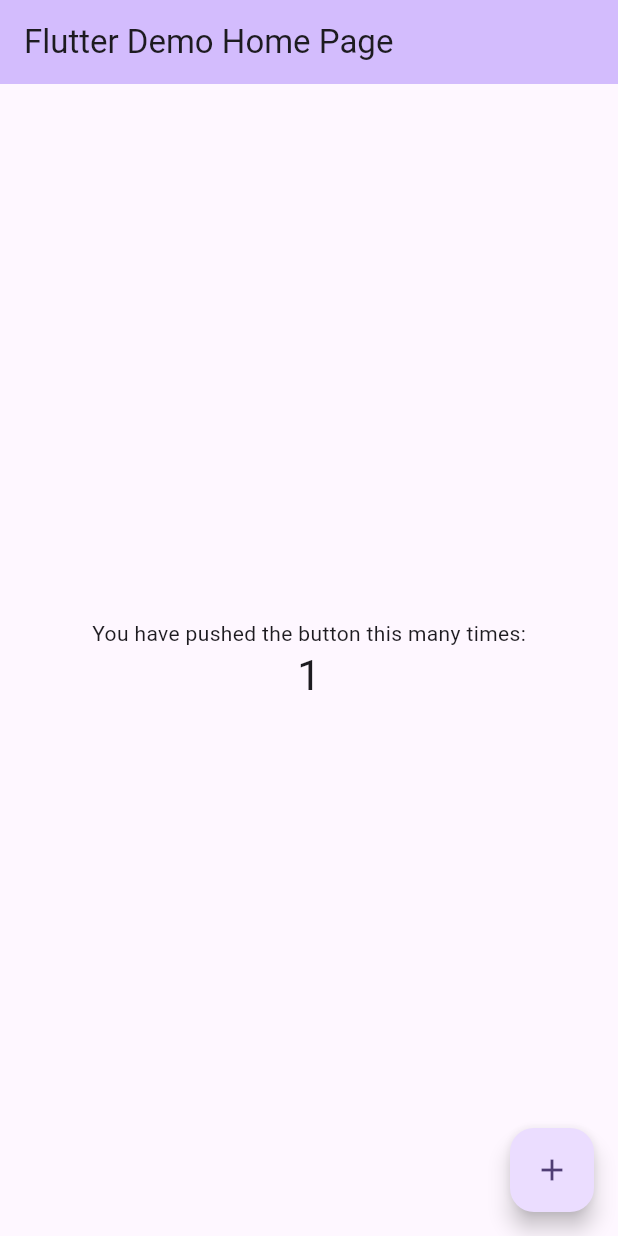
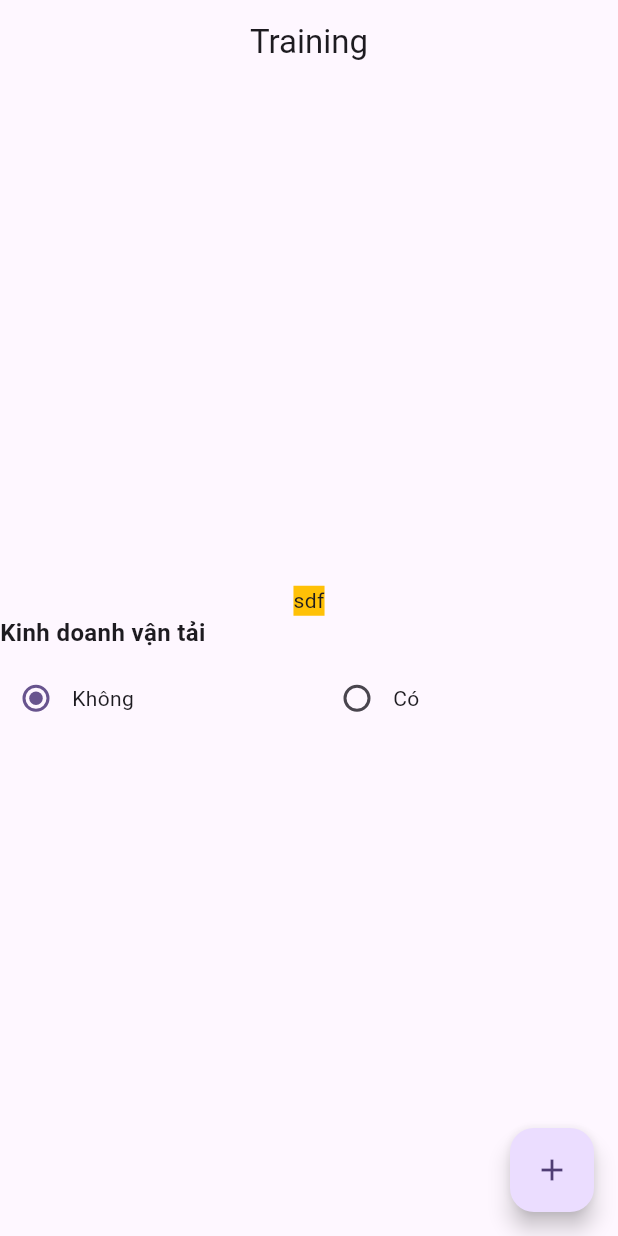
Before and after one commit to HoangKhoi1005/training, a Flutter app: the screen it shows after launch, after a tap on the "add" icon, on a phone screen of 412 x 824 dp. Run offline on Flutter 3.47's test engine with Material 3 defaults, Android fonts, the phone set to English and light mode, and no system bars.

Commit message:
AÄdd random title

```diff
--- /dev/null
+++ b/lib/app.dart
@@ -0,0 +1,24 @@
+import 'package:flutter/material.dart';
+
+import 'screen/home.dart';
+
+class MyApp extends StatefulWidget {
+  const MyApp({super.key});
+
+  @override
+  State<MyApp> createState() => _MyAppState();
+}
+
+class _MyAppState extends State<MyApp> {
+  @override
+  Widget build(BuildContext context) {
+    return MaterialApp(
+      title: 'Training',
+      theme: ThemeData(
+        colorScheme: ColorScheme.fromSeed(seedColor: Colors.deepPurple),
+        useMaterial3: true,
+      ),
+      home: const HomeScreen(),
+    );
+  }
+}
--- a/lib/main.dart
+++ b/lib/main.dart
@@ -1,125 +1,128 @@
 import 'package:flutter/material.dart';
+
+import 'app.dart';
 
 void main() {
   runApp(const MyApp());
 }
 
-class MyApp extends StatelessWidget {
-  const MyApp({super.key});
-
-  // This widget is the root of your application.
-  @override
-  Widget build(BuildContext context) {
-    return MaterialApp(
-      title: 'Flutter Demo',
-      theme: ThemeData(
-        // This is the theme of your application.
+// class MyApp extends StatelessWidget {
+//   const MyApp({super.key});
 //
-        // TRY THIS: Try running your application with "flutter run". You'll see
-        // the application has a purple toolbar. Then, without quitting the app,
-        // try changing the seedColor in the colorScheme below to Colors.green
-        // and then invoke "hot reload" (save your changes or press the "hot
-        // reload" button in a Flutter-supported IDE, or press "r" if you used
-        // the command line to start the app).
+//   // This widget is the root of your application.
+//   @override
+//   Widget build(BuildContext context) {
+//     return MaterialApp(
+//       title: 'Flutter Demo',
+//       theme: ThemeData(
+//         // This is the theme of your application.
+//         //
+//         // TRY THIS: Try running your application with "flutter run". You'll see
+//         // the application has a purple toolbar. Then, without quitting the app,
+//         // try changing the seedColor in the colorScheme below to Colors.green
+//         // and then invoke "hot reload" (save your changes or press the "hot
+//         // reload" button in a Flutter-supported IDE, or press "r" if you used
+//         // the command line to start the app).
+//         //
+//         // Notice that the counter didn't reset back to zero; the application
+//         // state is not lost during the reload. To reset the state, use hot
+//         // restart instead.
+//         //
+//         // This works for code too, not just values: Most code changes can be
+//         // tested with just a hot reload.
+//         colorScheme: ColorScheme.fromSeed(seedColor: Colors.deepPurple),
+//         useMaterial3: true,
+//       ),
+//       home: const MyHomePage(title: 'Flutter Demo Home Page'),
+//     );
+//   }
+// }
 //
-        // Notice that the counter didn't reset back to zero; the application
-        // state is not lost during the reload. To reset the state, use hot
-        // restart instead.
+// class MyHomePage extends StatefulWidget {
+//   const MyHomePage({super.key, required this.title});
 //
-        // This works for code too, not just values: Most code changes can be
-        // tested with just a hot reload.
-        colorScheme: ColorScheme.fromSeed(seedColor: Colors.deepPurple),
-        useMaterial3: true,
-      ),
-      home: const MyHomePage(title: 'Flutter Demo Home Page'),
-    );
-  }
-}
-
-class MyHomePage extends StatefulWidget {
-  const MyHomePage({super.key, required this.title});
-
-  // This widget is the home page of your application. It is stateful, meaning
-  // that it has a State object (defined below) that contains fields that affect
-  // how it looks.
-
-  // This class is the configuration for the state. It holds the values (in this
-  // case the title) provided by the parent (in this case the App widget) and
-  // used by the build method of the State. Fields in a Widget subclass are
-  // always marked "final".
-
-  final String title;
-
-  @override
-  State<MyHomePage> createState() => _MyHomePageState();
-}
-
-class _MyHomePageState extends State<MyHomePage> {
-  int _counter = 0;
-
-  void _incrementCounter() {
-    setState(() {
-      // This call to setState tells the Flutter framework that something has
-      // changed in this State, which causes it to rerun the build method below
-      // so that the display can reflect the updated values. If we changed
-      // _counter without calling setState(), then the build method would not be
-      // called again, and so nothing would appear to happen.
-      _counter++;
-    });
-  }
-
-  @override
-  Widget build(BuildContext context) {
-    // This method is rerun every time setState is called, for instance as done
-    // by the _incrementCounter method above.
+//   // This widget is the home page of your application. It is stateful, meaning
+//   // that it has a State object (defined below) that contains fields that affect
+//   // how it looks.
 //
-    // The Flutter framework has been optimized to make rerunning build methods
-    // fast, so that you can just rebuild anything that needs updating rather
-    // than having to individually change instances of widgets.
-    return Scaffold(
-      appBar: AppBar(
-        // TRY THIS: Try changing the color here to a specific color (to
-        // Colors.amber, perhaps?) and trigger a hot reload to see the AppBar
-        // change color while the other colors stay the same.
-        backgroundColor: Theme.of(context).colorScheme.inversePrimary,
-        // Here we take the value from the MyHomePage object that was created by
-        // the App.build method, and use it to set our appbar title.
-        title: Text(widget.title),
-      ),
-      body: Center(
-        // Center is a layout widget. It takes a single child and positions it
-        // in the middle of the parent.
-        child: Column(
-          // Column is also a layout widget. It takes a list of children and
-          // arranges them vertically. By default, it sizes itself to fit its
-          // children horizontally, and tries to be as tall as its parent.
+//   // This class is the configuration for the state. It holds the values (in this
+//   // case the title) provided by the parent (in this case the App widget) and
+//   // used by the build method of the State. Fields in a Widget subclass are
+//   // always marked "final".
 //
-          // Column has various properties to control how it sizes itself and
-          // how it positions its children. Here we use mainAxisAlignment to
-          // center the children vertically; the main axis here is the vertical
-          // axis because Columns are vertical (the cross axis would be
-          // horizontal).
+//   final String title;
 //
-          // TRY THIS: Invoke "debug painting" (choose the "Toggle Debug Paint"
-          // action in the IDE, or press "p" in the console), to see the
-          // wireframe for each widget.
-          mainAxisAlignment: MainAxisAlignment.center,
-          children: <Widget>[
-            const Text(
-              'You have pushed the button this many times:',
-            ),
-            Text(
-              '$_counter',
-              style: Theme.of(context).textTheme.headlineMedium,
-            ),
-          ],
-        ),
-      ),
-      floatingActionButton: FloatingActionButton(
-        onPressed: _incrementCounter,
-        tooltip: 'Increment',
-        child: const Icon(Icons.add),
-      ), // This trailing comma makes auto-formatting nicer for build methods.
-    );
-  }
-}
+//   @override
+//   State<MyHomePage> createState() => _MyHomePageState();
+// }
+//
+// class _MyHomePageState extends State<MyHomePage> {
+//   int _counter = 0;
+//
+//   void _incrementCounter() {
+//     setState(() {
+//       // This call to setState tells the Flutter framework that something has
+//       // changed in this State, which causes it to rerun the build method below
+//       // so that the display can reflect the updated values. If we changed
+//       // _counter without calling setState(), then the build method would not be
+//       // called again, and so nothing would appear to happen.
+//       _counter++;
+//     });
+//     // _counter++;
+//   }
+//
+//   @override
+//   Widget build(BuildContext context) {
+//     // This method is rerun every time setState is called, for instance as done
+//     // by the _incrementCounter method above.
+//     //
+//     // The Flutter framework has been optimized to make rerunning build methods
+//     // fast, so that you can just rebuild anything that needs updating rather
+//     // than having to individually change instances of widgets.
+//     return Scaffold(
+//       appBar: AppBar(
+//         // TRY THIS: Try changing the color here to a specific color (to
+//         // Colors.amber, perhaps?) and trigger a hot reload to see the AppBar
+//         // change color while the other colors stay the same.
+//         backgroundColor: Theme.of(context).colorScheme.inversePrimary,
+//         // Here we take the value from the MyHomePage object that was created by
+//         // the App.build method, and use it to set our appbar title.
+//         title: Text(widget.title),
+//       ),
+//       body: Center(
+//         // Center is a layout widget. It takes a single child and positions it
+//         // in the middle of the parent.
+//         child: Column(
+//           // Column is also a layout widget. It takes a list of children and
+//           // arranges them vertically. By default, it sizes itself to fit its
+//           // children horizontally, and tries to be as tall as its parent.
+//           //
+//           // Column has various properties to control how it sizes itself and
+//           // how it positions its children. Here we use mainAxisAlignment to
+//           // center the children vertically; the main axis here is the vertical
+//           // axis because Columns are vertical (the cross axis would be
+//           // horizontal).
+//           //
+//           // TRY THIS: Invoke "debug painting" (choose the "Toggle Debug Paint"
+//           // action in the IDE, or press "p" in the console), to see the
+//           // wireframe for each widget.
+//           mainAxisAlignment: MainAxisAlignment.center,
+//           children: <Widget>[
+//             const Text(
+//               'You have pushed the button this many times:',
+//             ),
+//             Text(
+//               '$_counter',
+//               style: Theme.of(context).textTheme.headlineMedium,
+//             ),
+//           ],
+//         ),
+//       ),
+//       floatingActionButton: FloatingActionButton(
+//         onPressed: _incrementCounter,
+//         tooltip: 'Increment',
+//         child: const Icon(Icons.add),
+//       ), // This trailing comma makes auto-formatting nicer for build methods.
+//     );
+//   }
+// }
--- /dev/null
+++ b/lib/screen/home.dart
@@ -0,0 +1,68 @@
+import 'dart:math';
+
+import 'package:flutter/material.dart';
+import 'package:training/widget/section.dart';
+
+class HomeScreen extends StatefulWidget {
+  const HomeScreen({super.key});
+
+  @override
+  State<HomeScreen> createState() => _HomeScreenState();
+}
+
+class _HomeScreenState extends State<HomeScreen> {
+  bool isActive = false;
+
+  List<String> list = ['fdsfsdfds','sdf','fsdfdsfsdgbdbwebweebweb'];
+  int index = 0;
+
+  void onChanged(bool? value) {
+    setState(() {
+      isActive = value!;
+    });
+  }
+
+  void randomTitle() {
+    if(list.isEmpty) return;
+    setState(() {
+      int newIndex;
+      do {
+        newIndex = Random().nextInt(list.length);
+      } while (newIndex == index);
+      index = newIndex;
+    });
+  }
+
+  @override
+  Widget build(BuildContext context) {
+    return Scaffold(
+      appBar: AppBar(
+        title: const Text('Training'),
+        centerTitle: true,
+      ),
+      body: Column(
+        mainAxisAlignment: MainAxisAlignment.center,
+        crossAxisAlignment: CrossAxisAlignment.center,
+        // mainAxisSize: MainAxisSize.min,
+        children: [
+          ColoredBox(
+            color: Colors.amber,
+            child: Text(
+              list.isEmpty ? 'Danh sách trống' : list[index],
+              textAlign: TextAlign.center,
+            ),
+          ),
+          SectionWidget(
+            isActive: isActive,
+            onChanged: onChanged,
+          ),
+        ],
+      ),
+      floatingActionButton: FloatingActionButton(
+        onPressed: randomTitle,
+        tooltip: 'Increment',
+        child: const Icon(Icons.add),
+      ),
+    );
+  }
+}
--- /dev/null
+++ b/lib/widget/radio_text.dart
@@ -0,0 +1,43 @@
+import 'package:flutter/material.dart';
+
+class RadioText extends StatelessWidget {
+  const RadioText({
+    super.key,
+    required this.value,
+    required this.groupValue,
+    required this.onChanged,
+  });
+
+  final bool value;
+
+  final bool groupValue;
+
+  final void Function(bool?) onChanged;
+
+  @override
+  Widget build(BuildContext context) {
+
+    void onTap() {
+      onChanged(value);
+    }
+
+    final label = value ? 'Có' : 'Không';
+
+    return GestureDetector(
+      onTap: onTap,
+      child: Row(
+        children: [
+          Radio(
+            value: value,
+            groupValue: groupValue,
+            onChanged: onChanged,
+          ),
+          GestureDetector(
+            onTap: onTap,
+            child: Text(label),
+          ),
+        ],
+      ),
+    );
+  }
+}
--- /dev/null
+++ b/lib/widget/section.dart
@@ -0,0 +1,50 @@
+import 'package:flutter/material.dart';
+import 'package:training/widget/radio_text.dart';
+
+class SectionWidget extends StatelessWidget {
+  const SectionWidget({
+    super.key,
+    required this.isActive,
+    required this.onChanged,
+  });
+
+  final bool isActive;
+
+  final void Function(bool?) onChanged;
+
+  @override
+  Widget build(BuildContext context) {
+    return Column(
+      crossAxisAlignment: CrossAxisAlignment.start,
+      children: [
+        Text(
+          'Kinh doanh vận tải',
+          style: TextStyle(
+            fontWeight: FontWeight.w600,
+            fontSize: 16,
+          ),
+        ),
+        SizedBox(height: 8),
+        Row(
+          children: [
+            Expanded(
+              child: RadioText(
+                value: false,
+                groupValue: isActive,
+                onChanged: onChanged,
+              ),
+            ),
+            SizedBox(width: 16),
+            Expanded(
+              child: RadioText(
+                value: true,
+                groupValue: isActive,
+                onChanged: onChanged,
+              ),
+            ),
+          ],
+        )
+      ],
+    );
+  }
+}
```
Also changed, not shown: 1 other file. Lines whose indentation alone changed are shown as unchanged.
